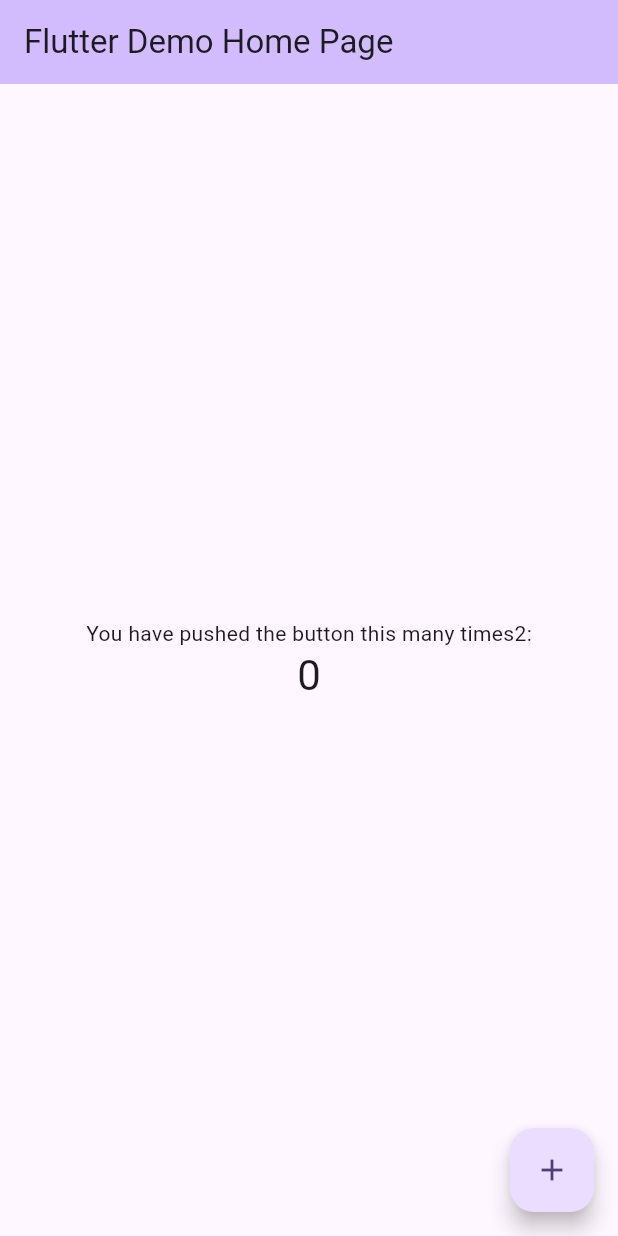
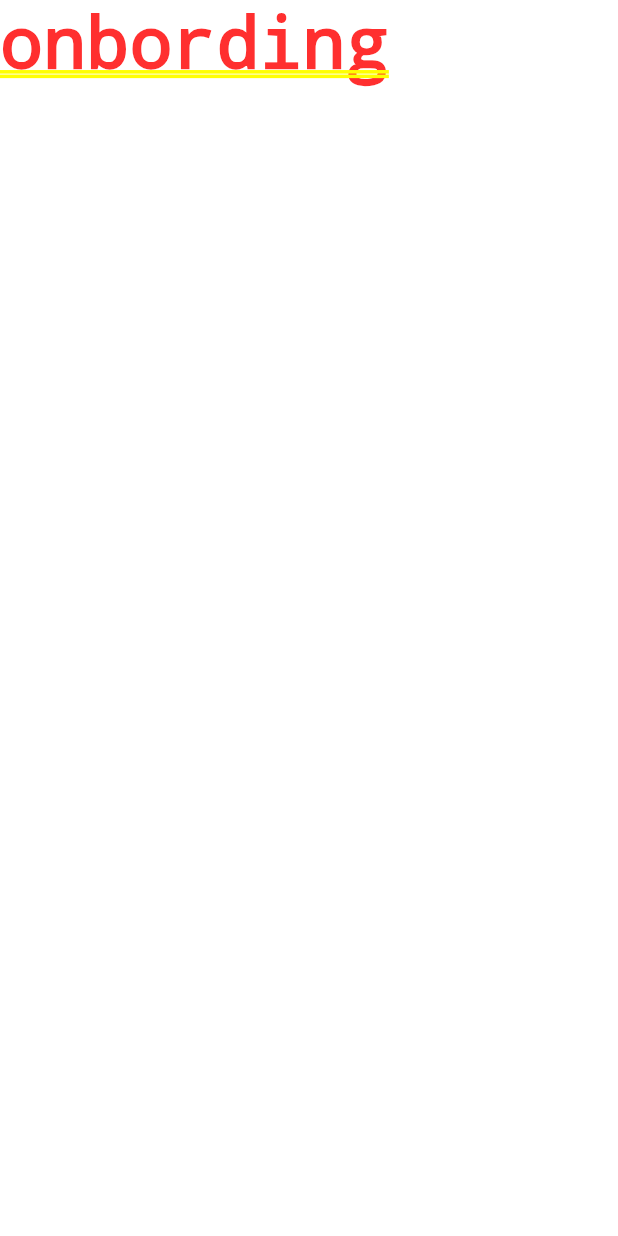
Before and after one commit to MagedEldamasy/MyFlutterAdavncedCourceApp, a Flutter app: the screen it shows after launch, on a phone screen of 412 x 824 dp. Run offline on Flutter 3.47's test engine with Material 3 defaults, Android fonts, the phone set to English and light mode, and no system bars; our stand-ins replace flutter_screenutil.

Commit message:
setUp Project Before Workingin Onbording screeen

```diff
--- /dev/null
+++ b/test_flutter_app1/lib/core/routing/app_router.dart
@@ -0,0 +1,16 @@
+import 'package:flutter/material.dart';
+import 'package:test_flutter_app1/core/routing/routes.dart';
+import 'package:test_flutter_app1/features/onBording/ui/onbording_screen.dart';
+
+class AppRouter {
+  Route? generateRoutes(RouteSettings settings) {
+    // Define your route generation logic here
+    // For example, you can use a switch statement to handle different routes
+    switch (settings.name) {
+      case Routes.onBoardingScreen:
+        return MaterialPageRoute(builder: (_) => OnboardingScreen());
+      default:
+        return null;
+    }
+  }
+}
--- /dev/null
+++ b/test_flutter_app1/lib/core/routing/routes.dart
@@ -0,0 +1,6 @@
+class Routes {
+  static const String onBoardingScreen = '/onBoardingScreen';
+  // static const String loginScreen = '/loginScreen';
+  // static const String signUpScreen = '/signUpScreen';
+  // static const String homeScreen = '/homeScreen';
+}
--- /dev/null
+++ b/test_flutter_app1/lib/core/them/colors.dart
@@ -0,0 +1,5 @@
+import 'dart:ui';
+
+class AppColors {
+  static Color mainBlue = const Color(0xFF247CFF);
+}
--- /dev/null
+++ b/test_flutter_app1/lib/doc_app.dart
@@ -0,0 +1,28 @@
+import 'package:flutter/material.dart';
+import 'package:test_flutter_app1/core/routing/app_router.dart';
+import 'package:test_flutter_app1/core/routing/routes.dart';
+import 'package:test_flutter_app1/core/them/colors.dart';
+import 'package:flutter_screenutil/flutter_screenutil.dart';
+
+class DocApp extends StatelessWidget {
+  AppRouter appRouter;
+  DocApp({super.key, required this.appRouter});
+
+  @override
+  Widget build(BuildContext context) {
+    return ScreenUtilInit(
+      designSize: const Size(375, 812),
+      minTextAdapt: true,
+      child: MaterialApp(
+        title: "flutter doc app",
+        theme: ThemeData(
+          primaryColor: AppColors.mainBlue,
+          scaffoldBackgroundColor: Colors.white,
+        ),
+        debugShowCheckedModeBanner: false,
+        initialRoute: Routes.onBoardingScreen,
+        onGenerateRoute: appRouter.generateRoutes,
+      ),
+    );
+  }
+}
--- a/test_flutter_app1/lib/features/onBording/ui/onbording_screen.dart
+++ b/test_flutter_app1/lib/features/onBording/ui/onbording_screen.dart
@@ -1 +1,10 @@
-dd
+import 'package:flutter/material.dart';
+
+class OnboardingScreen extends StatelessWidget {
+  const OnboardingScreen({super.key});
+
+  @override
+  Widget build(BuildContext context) {
+    return Text('onbording');
+  }
+}
--- a/test_flutter_app1/lib/main.dart
+++ b/test_flutter_app1/lib/main.dart
@@ -1,122 +1,124 @@
 import 'package:flutter/material.dart';
+import 'package:test_flutter_app1/core/routing/app_router.dart';
+import 'package:test_flutter_app1/doc_app.dart';
 
 void main() {
-  runApp(const MyApp());
+  runApp(DocApp(appRouter: AppRouter()));
 }
 
-class MyApp extends StatelessWidget {
-  const MyApp({super.key});
+// class MyApp extends StatelessWidget {
+//   const MyApp({super.key});
 
-  // This widget is the root of your application.
-  @override
-  Widget build(BuildContext context) {
-    return MaterialApp(
-      title: 'Flutter Demo',
-      theme: ThemeData(
-        // This is the theme of your application.
-        //
-        // TRY THIS: Try running your application with "flutter run". You'll see
-        // the application has a purple toolbar. Then, without quitting the app,
-        // try changing the seedColor in the colorScheme below to Colors.green
-        // and then invoke "hot reload" (save your changes or press the "hot
-        // reload" button in a Flutter-supported IDE, or press "r" if you used
-        // the command line to start the app).
-        //
-        // Notice that the counter didn't reset back to zero; the application
-        // state is not lost during the reload. To reset the state, use hot
-        // restart instead.
-        //
-        // This works for code too, not just values: Most code changes can be
-        // tested with just a hot reload.
-        colorScheme: ColorScheme.fromSeed(seedColor: Colors.deepPurple),
-      ),
-      home: const MyHomePage(title: 'Flutter Demo Home Page'),
-    );
-  }
-}
+//   // This widget is the root of your application.
+//   @override
+//   Widget build(BuildContext context) {
+//     return MaterialApp(
+//       title: 'Flutter Demo',
+//       theme: ThemeData(
+//         // This is the theme of your application.
+//         //
+//         // TRY THIS: Try running your application with "flutter run". You'll see
+//         // the application has a purple toolbar. Then, without quitting the app,
+//         // try changing the seedColor in the colorScheme below to Colors.green
+//         // and then invoke "hot reload" (save your changes or press the "hot
+//         // reload" button in a Flutter-supported IDE, or press "r" if you used
+//         // the command line to start the app).
+//         //
+//         // Notice that the counter didn't reset back to zero; the application
+//         // state is not lost during the reload. To reset the state, use hot
+//         // restart instead.
+//         //
+//         // This works for code too, not just values: Most code changes can be
+//         // tested with just a hot reload.
+//         colorScheme: ColorScheme.fromSeed(seedColor: Colors.deepPurple),
+//       ),
+//       home: const MyHomePage(title: 'Flutter Demo Home Page'),
+//     );
+//   }
+// }
 
-class MyHomePage extends StatefulWidget {
-  const MyHomePage({super.key, required this.title});
+// class MyHomePage extends StatefulWidget {
+//   const MyHomePage({super.key, required this.title});
 
-  // This widget is the home page of your application. It is stateful, meaning
-  // that it has a State object (defined below) that contains fields that affect
-  // how it looks.
+//   // This widget is the home page of your application. It is stateful, meaning
+//   // that it has a State object (defined below) that contains fields that affect
+//   // how it looks.
 
-  // This class is the configuration for the state. It holds the values (in this
-  // case the title) provided by the parent (in this case the App widget) and
-  // used by the build method of the State. Fields in a Widget subclass are
-  // always marked "final".
+//   // This class is the configuration for the state. It holds the values (in this
+//   // case the title) provided by the parent (in this case the App widget) and
+//   // used by the build method of the State. Fields in a Widget subclass are
+//   // always marked "final".
 
-  final String title;
+//   final String title;
 
-  @override
-  State<MyHomePage> createState() => _MyHomePageState();
-}
+//   @override
+//   State<MyHomePage> createState() => _MyHomePageState();
+// }
 
-class _MyHomePageState extends State<MyHomePage> {
-  int _counter = 0;
+// class _MyHomePageState extends State<MyHomePage> {
+//   int _counter = 0;
 
-  void _incrementCounter() {
-    setState(() {
-      // This call to setState tells the Flutter framework that something has
-      // changed in this State, which causes it to rerun the build method below
-      // so that the display can reflect the updated values. If we changed
-      // _counter without calling setState(), then the build method would not be
-      // called again, and so nothing would appear to happen.
-      _counter++;
-    });
-  }
+//   void _incrementCounter() {
+//     setState(() {
+//       // This call to setState tells the Flutter framework that something has
+//       // changed in this State, which causes it to rerun the build method below
+//       // so that the display can reflect the updated values. If we changed
+//       // _counter without calling setState(), then the build method would not be
+//       // called again, and so nothing would appear to happen.
+//       _counter++;
+//     });
+//   }
 
-  @override
-  Widget build(BuildContext context) {
-    // This method is rerun every time setState is called, for instance as done
-    // by the _incrementCounter method above.
-    //
-    // The Flutter framework has been optimized to make rerunning build methods
-    // fast, so that you can just rebuild anything that needs updating rather
-    // than having to individually change instances of widgets.
-    return Scaffold(
-      appBar: AppBar(
-        // TRY THIS: Try changing the color here to a specific color (to
-        // Colors.amber, perhaps?) and trigger a hot reload to see the AppBar
-        // change color while the other colors stay the same.
-        backgroundColor: Theme.of(context).colorScheme.inversePrimary,
-        // Here we take the value from the MyHomePage object that was created by
-        // the App.build method, and use it to set our appbar title.
-        title: Text(widget.title),
-      ),
-      body: Center(
-        // Center is a layout widget. It takes a single child and positions it
-        // in the middle of the parent.
-        child: Column(
-          // Column is also a layout widget. It takes a list of children and
-          // arranges them vertically. By default, it sizes itself to fit its
-          // children horizontally, and tries to be as tall as its parent.
-          //
-          // Column has various properties to control how it sizes itself and
-          // how it positions its children. Here we use mainAxisAlignment to
-          // center the children vertically; the main axis here is the vertical
-          // axis because Columns are vertical (the cross axis would be
-          // horizontal).
-          //
-          // TRY THIS: Invoke "debug painting" (choose the "Toggle Debug Paint"
-          // action in the IDE, or press "p" in the console), to see the
-          // wireframe for each widget.
-          mainAxisAlignment: MainAxisAlignment.center,
-          children: <Widget>[
-            const Text('You have pushed the button this many times2:'),
-            Text(
-              '$_counter',
-              style: Theme.of(context).textTheme.headlineMedium,
-            ),
-          ],
-        ),
-      ),
-      floatingActionButton: FloatingActionButton(
-        onPressed: _incrementCounter,
-        tooltip: 'Increment',
-        child: const Icon(Icons.add),
-      ), // This trailing comma makes auto-formatting nicer for build methods.
-    );
-  }
-}
+//   @override
+//   Widget build(BuildContext context) {
+//     // This method is rerun every time setState is called, for instance as done
+//     // by the _incrementCounter method above.
+//     //
+//     // The Flutter framework has been optimized to make rerunning build methods
+//     // fast, so that you can just rebuild anything that needs updating rather
+//     // than having to individually change instances of widgets.
+//     return Scaffold(
+//       appBar: AppBar(
+//         // TRY THIS: Try changing the color here to a specific color (to
+//         // Colors.amber, perhaps?) and trigger a hot reload to see the AppBar
+//         // change color while the other colors stay the same.
+//         backgroundColor: Theme.of(context).colorScheme.inversePrimary,
+//         // Here we take the value from the MyHomePage object that was created by
+//         // the App.build method, and use it to set our appbar title.
+//         title: Text(widget.title),
+//       ),
+//       body: Center(
+//         // Center is a layout widget. It takes a single child and positions it
+//         // in the middle of the parent.
+//         child: Column(
+//           // Column is also a layout widget. It takes a list of children and
+//           // arranges them vertically. By default, it sizes itself to fit its
+//           // children horizontally, and tries to be as tall as its parent.
+//           //
+//           // Column has various properties to control how it sizes itself and
+//           // how it positions its children. Here we use mainAxisAlignment to
+//           // center the children vertically; the main axis here is the vertical
+//           // axis because Columns are vertical (the cross axis would be
+//           // horizontal).
+//           //
+//           // TRY THIS: Invoke "debug painting" (choose the "Toggle Debug Paint"
+//           // action in the IDE, or press "p" in the console), to see the
+//           // wireframe for each widget.
+//           mainAxisAlignment: MainAxisAlignment.center,
+//           children: <Widget>[
+//             const Text('You have pushed the button this many times2:'),
+//             Text(
+//               '$_counter',
+//               style: Theme.of(context).textTheme.headlineMedium,
+//             ),
+//           ],
+//         ),
+//       ),
+//       floatingActionButton: FloatingActionButton(
+//         onPressed: _incrementCounter,
+//         tooltip: 'Increment',
+//         child: const Icon(Icons.add),
+//       ), // This trailing comma makes auto-formatting nicer for build methods.
+//     );
+//   }
+// }
```
